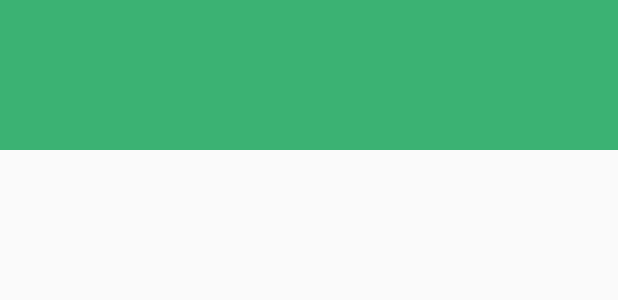
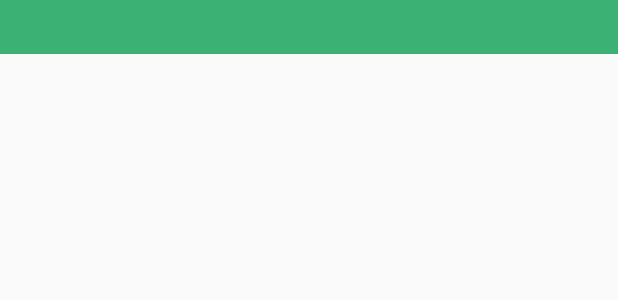
Before and after one commit to maxmol/hackathon_2018_project, an Android app: the layout list_element.xml on its own in the app's theme, with its tools: preview values and no code run, on a phone screen of 412 x 824 dp. Shown: the top 300 px of the screen. Run offline under Robolectric (Android 15) with nearby library versions, the phone set to English and light mode, and no system bars.

Commit message:
change design

```diff
--- a/app/src/main/java/i/maxmol/hackapp/JsonParser.java
+++ b/app/src/main/java/i/maxmol/hackapp/JsonParser.java
@@ -13,6 +13,7 @@ public class JsonParser {
         for     (CountryInfo el: countryInfos) {
             List<String> tmp = new ArrayList<>();
             tmp.add(el.cardText);
+            cards.add(new CardDataImpl(el.cardTitle, el.mainBackgroundResource,el.headBackgroundResource,tmp));
             cards.add(new CardDataImpl(el.cardTitle, el.mainBackgroundResource,el.headBackgroundResource,tmp));
         }
         return cards;
--- a/app/src/main/res/layout/list_element.xml
+++ b/app/src/main/res/layout/list_element.xml
@@ -7,9 +7,13 @@
     <TextView xmlns:android="http://schemas.android.com/apk/res/android"
         android:id="@+id/list_item_text"
         android:layout_width="match_parent"
-        android:layout_height="100dp"
+        android:layout_height="match_parent"
         android:layout_gravity="center_vertical|center_horizontal"
         android:background="@color/colorPrimary"
-        android:textAlignment="center" />
+        android:textAlignment="center"
+        android:textColor="@color/white"
+        android:textSize="30dp"
+        android:fontFamily="@font/raleway_light"
+        />
 
 </FrameLayout>
```
